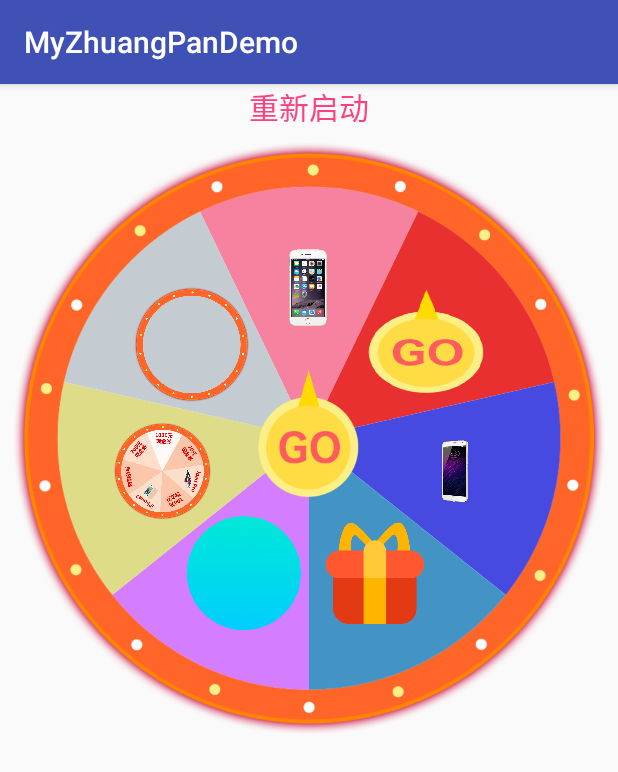
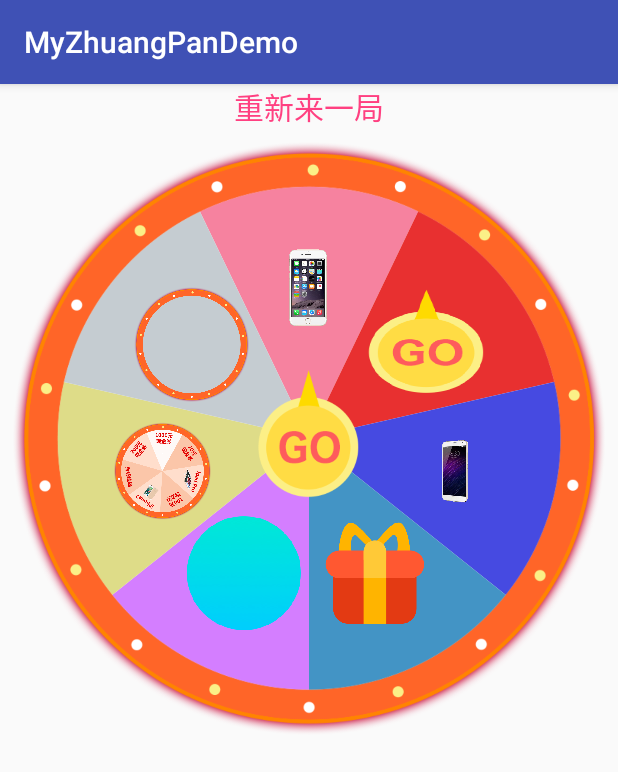
Before and after one commit to zhangyu127/ZhuangPanDemo, an Android app: the screen it shows after launch (MainActivity), on a phone screen of 412 x 824 dp. Shown: the top 772 px of the screen. Run offline under Robolectric (Android 15) with nearby library versions, the phone set to English and light mode, and no system bars.

Commit message:
提交更改

```diff
--- a/app/src/main/res/layout/activity_main.xml
+++ b/app/src/main/res/layout/activity_main.xml
@@ -7,9 +7,9 @@
     tools:context=".MainActivity">
 
     <RelativeLayout
-        android:layout_marginTop="30dp"
         android:layout_width="match_parent"
-        android:layout_height="wrap_content">
+        android:layout_height="wrap_content"
+        android:layout_marginTop="30dp">
 
 
         <com.keke.a10056.myzhuangpandemo.view.WheelSurfView
@@ -35,9 +35,9 @@
         android:id="@+id/tv_qidong"
         android:layout_width="wrap_content"
         android:layout_height="wrap_content"
-        android:text="重新启动"
+        android:layout_centerHorizontal="true"
+        android:text="重新来一局"
         android:textColor="@color/colorAccent"
-        android:layout_centerHorizontal="true"
         android:textSize="20sp" />
 
 </RelativeLayout>
```
Also changed, not shown: app/src/main/java/com/keke/a10056/myzhuangpandemo/MainActivity.java (+8 -0 lines).
